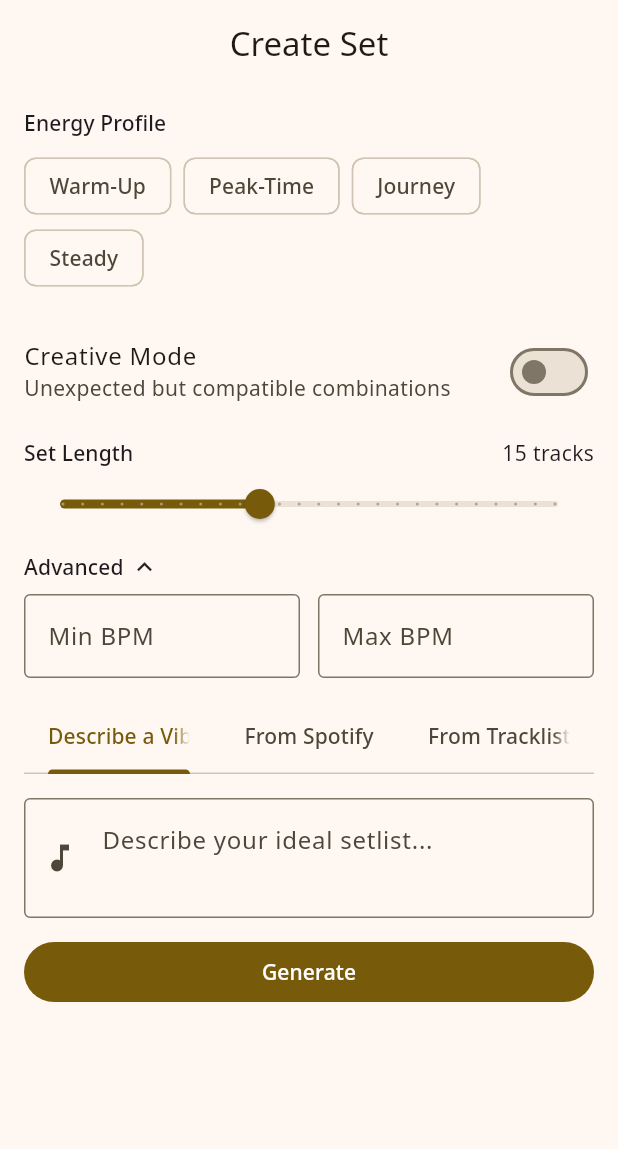
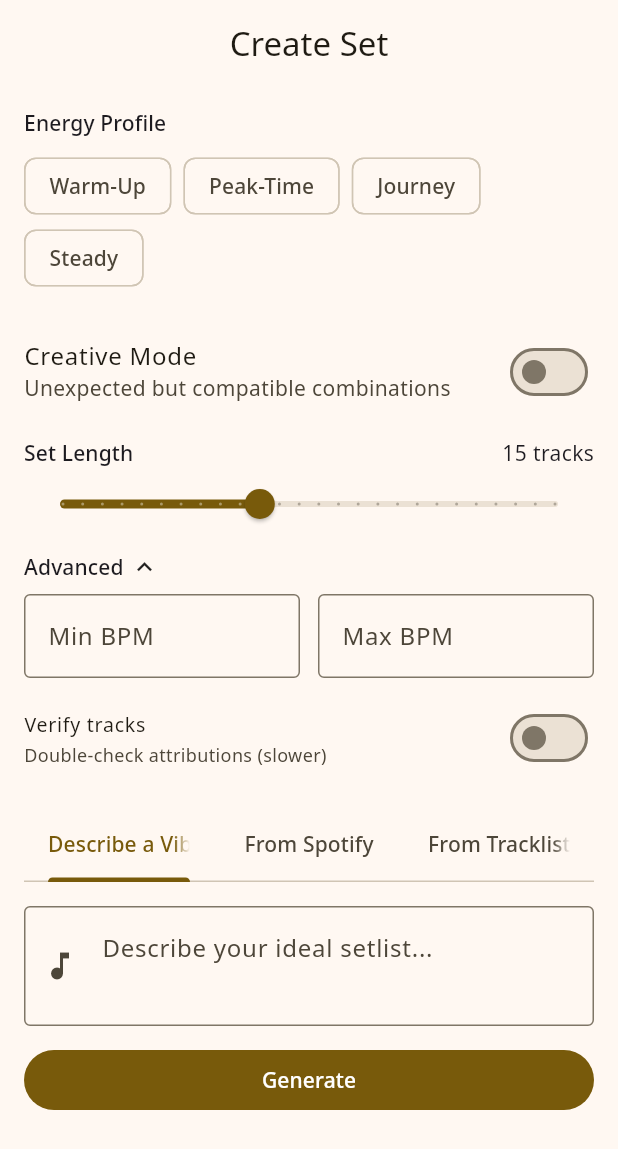
Before and after one commit to step2this/ethnomusicology, a Flutter app: the SetlistGenerationScreen screen opened by its route, after a tap on "Advanced", on a phone screen of 412 x 824 dp. Shown: the top 1149 px of the screen. Run offline on Flutter 3.47's test engine with Material 3 defaults, Android fonts, the phone set to English and light mode, and no system bars; our stand-ins replace dio, flutter_riverpod, go_router, google_fonts, web; missing offline and left inert: dart:js_interop.

Commit message:
Add 'Verify tracks' toggle to generation UI
Thread verify flag through form → screen → provider → API client.
Toggle appears in Advanced Options: "Verify tracks — Double-check
attributions (slower)". Sends verify: true to backend for two-pass
generation with the Ralph loop.

Co-Authored-By: Claude Opus 4.6 (1M context) <noreply@anthropic.com>

```diff
--- a/frontend/lib/providers/setlist_provider.dart
+++ b/frontend/lib/providers/setlist_provider.dart
@@ -64,6 +64,7 @@ class SetlistNotifier extends Notifier<SetlistState> {
     bool? creativeMode,
     double? bpmMin,
     double? bpmMax,
+    bool? verify,
   }) async {
     state = SetlistState(
       isGenerating: true,
@@ -81,6 +82,7 @@ class SetlistNotifier extends Notifier<SetlistState> {
         creativeMode: creativeMode,
         bpmMin: bpmMin,
         bpmMax: bpmMax,
+        verify: verify,
       );
       state = state.copyWith(
         setlist: () => setlist,
--- a/frontend/lib/screens/setlist_generation_screen.dart
+++ b/frontend/lib/screens/setlist_generation_screen.dart
@@ -100,6 +100,7 @@ class _SetlistGenerationScreenState
         creativeMode,
         bpmMin,
         bpmMax,
+        verify,
       }) {
         ref.read(setlistProvider.notifier).generateSetlist(
               prompt,
@@ -110,6 +111,7 @@ class _SetlistGenerationScreenState
               seedTracklist: seedTracklist,
               bpmMin: bpmMin,
               bpmMax: bpmMax,
+              verify: verify,
             );
       },
     );
--- a/frontend/lib/services/api_client.dart
+++ b/frontend/lib/services/api_client.dart
@@ -89,6 +89,7 @@ class ApiClient {
     bool? creativeMode,
     double? bpmMin,
     double? bpmMax,
+    bool? verify,
   }) async {
     final data = <String, dynamic>{'prompt': prompt};
     if (trackCount != null) data['track_count'] = trackCount;
@@ -101,6 +102,7 @@ class ApiClient {
     if (bpmMin != null && bpmMax != null) {
       data['bpm_range'] = {'min': bpmMin, 'max': bpmMax};
     }
+    if (verify != null) data['verify'] = verify;
     final response = await _dio.post('/setlists/generate', data: data);
     return Setlist.fromJson(response.data as Map<String, dynamic>);
   }
--- a/frontend/lib/widgets/setlist_input_form.dart
+++ b/frontend/lib/widgets/setlist_input_form.dart
@@ -14,6 +14,7 @@ class SetlistInputForm extends ConsumerStatefulWidget {
     bool? creativeMode,
     double? bpmMin,
     double? bpmMax,
+    bool? verify,
   }) onGenerate;
 
   const SetlistInputForm({super.key, required this.onGenerate});
@@ -33,6 +34,7 @@ class _SetlistInputFormState extends ConsumerState<SetlistInputForm>
 
   String? _selectedEnergyProfile;
   bool _creativeMode = false;
+  bool _verifyTracks = false;
   double _trackCount = AppConstants.defaultTrackCount;
   bool _showAdvanced = false;
   bool _isImporting = false;
@@ -201,6 +203,15 @@ class _SetlistInputFormState extends ConsumerState<SetlistInputForm>
               ),
             ],
           ),
+          const SizedBox(height: 8),
+          SwitchListTile(
+            title: const Text('Verify tracks'),
+            subtitle: const Text('Double-check attributions (slower)'),
+            value: _verifyTracks,
+            onChanged: (v) => setState(() => _verifyTracks = v),
+            dense: true,
+            contentPadding: EdgeInsets.zero,
+          ),
         ],
       ],
     );
@@ -312,6 +323,7 @@ class _SetlistInputFormState extends ConsumerState<SetlistInputForm>
       creativeMode: _creativeMode ? true : null,
       bpmMin: _parseBpm(_bpmMinController.text),
       bpmMax: _parseBpm(_bpmMaxController.text),
+      verify: _verifyTracks ? true : null,
     );
   }
 
@@ -349,6 +361,7 @@ class _SetlistInputFormState extends ConsumerState<SetlistInputForm>
           creativeMode: _creativeMode ? true : null,
           bpmMin: _parseBpm(_bpmMinController.text),
           bpmMax: _parseBpm(_bpmMaxController.text),
+          verify: _verifyTracks ? true : null,
         );
       }
     } on Exception catch (e) {
@@ -370,6 +383,7 @@ class _SetlistInputFormState extends ConsumerState<SetlistInputForm>
       creativeMode: _creativeMode ? true : null,
       bpmMin: _parseBpm(_bpmMinController.text),
       bpmMax: _parseBpm(_bpmMaxController.text),
+      verify: _verifyTracks ? true : null,
     );
   }
 }
```
